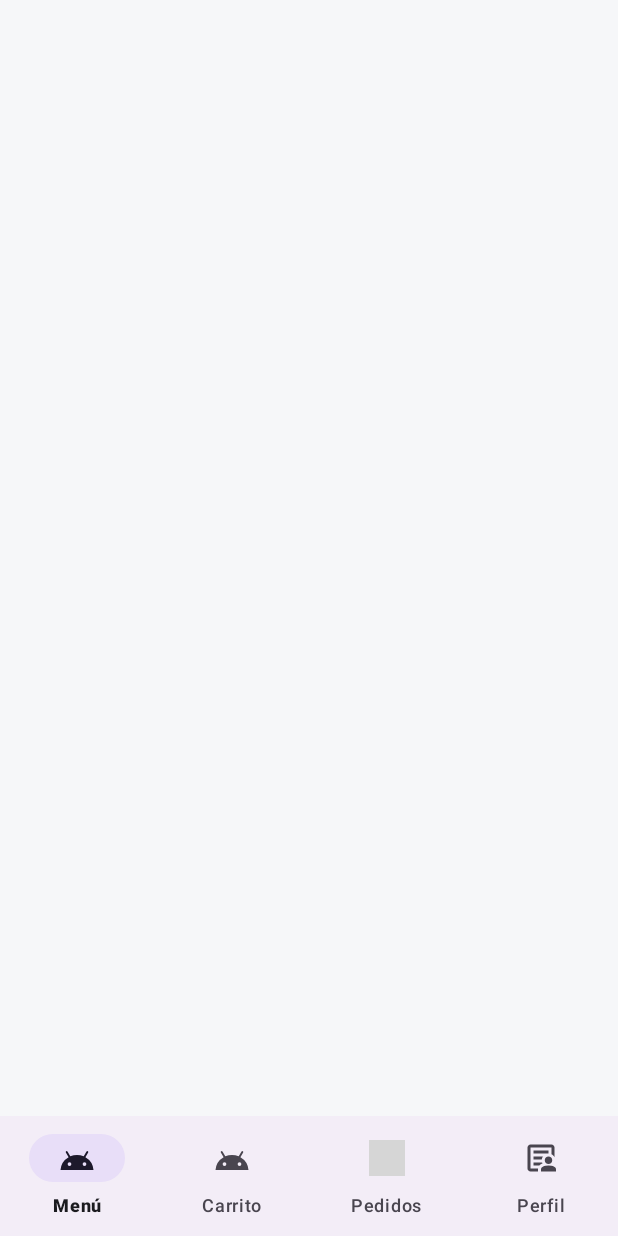
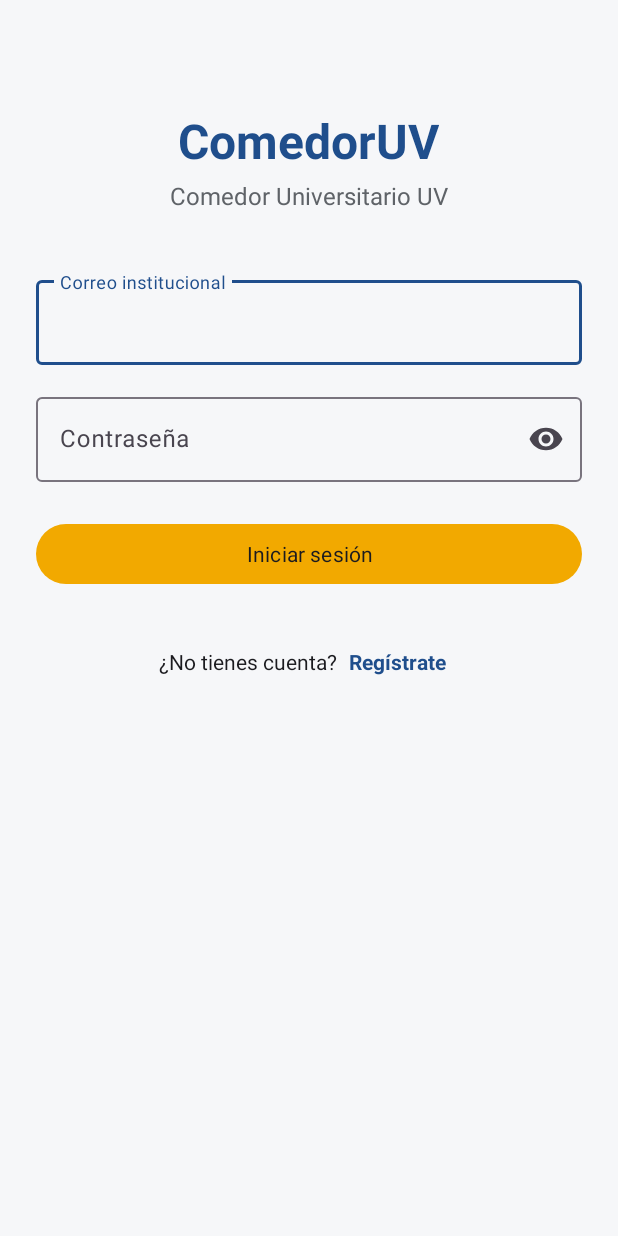
Before and after one commit to VladyThrash/App_Android_Comedor_Universitario_UV, an Android app: the screen it shows after launch (MainActivity), on a phone screen of 412 x 824 dp. Run offline under Robolectric (Android 15) with nearby library versions, the phone set to English and light mode, and no system bars; our stand-ins replace navigation-ui; grey boxes are pictures that could not be loaded.

Commit message:
feat(ui): agregar navegacion y fragments base

```diff
--- a/app/src/main/java/com/example/comedor_universitario_uv/MainActivity.kt
+++ b/app/src/main/java/com/example/comedor_universitario_uv/MainActivity.kt
@@ -1,20 +1,45 @@
 package com.example.comedor_universitario_uv
 
 import android.os.Bundle
+import android.view.View
 import androidx.activity.enableEdgeToEdge
 import androidx.appcompat.app.AppCompatActivity
 import androidx.core.view.ViewCompat
 import androidx.core.view.WindowInsetsCompat
+import androidx.navigation.fragment.NavHostFragment
+import androidx.navigation.ui.setupWithNavController
+import com.google.android.material.bottomnavigation.BottomNavigationView
 
+/**
+ * Actividad única de la app: aloja el NavHost y la barra de navegación inferior.
+ * La barra solo se muestra en los cuatro destinos principales.
+ */
 class MainActivity : AppCompatActivity() {
+
     override fun onCreate(savedInstanceState: Bundle?) {
         super.onCreate(savedInstanceState)
         enableEdgeToEdge()
         setContentView(R.layout.activity_main)
+
         ViewCompat.setOnApplyWindowInsetsListener(findViewById(R.id.main)) { v, insets ->
             val systemBars = insets.getInsets(WindowInsetsCompat.Type.systemBars())
             v.setPadding(systemBars.left, systemBars.top, systemBars.right, systemBars.bottom)
             insets
         }
+
+        val navHost = supportFragmentManager.findFragmentById(R.id.navHostFragment) as NavHostFragment
+        val navController = navHost.navController
+        val bottomNav = findViewById<BottomNavigationView>(R.id.bottomNav)
+        bottomNav.setupWithNavController(navController)
+
+        val destinosConBarra = setOf(
+            R.id.menuFragment,
+            R.id.carritoFragment,
+            R.id.pedidosFragment,
+            R.id.perfilFragment
+        )
+        navController.addOnDestinationChangedListener { _, destino, _ ->
+            bottomNav.visibility = if (destino.id in destinosConBarra) View.VISIBLE else View.GONE
+        }
     }
 }
--- /dev/null
+++ b/app/src/main/java/com/example/comedor_universitario_uv/ui/LoginFragment.kt
@@ -0,0 +1,30 @@
+package com.example.comedor_universitario_uv.ui
+
+import android.os.Bundle
+import android.view.View
+import androidx.fragment.app.Fragment
+import androidx.navigation.fragment.findNavController
+import androidx.navigation.navOptions
+import com.example.comedor_universitario_uv.R
+import com.example.comedor_universitario_uv.databinding.FragmentLoginBinding
+
+/** Pantalla de inicio de sesión. La autenticación real la conecta quien trabaja la base de datos. */
+class LoginFragment : Fragment(R.layout.fragment_login) {
+
+    override fun onViewCreated(view: View, savedInstanceState: Bundle?) {
+        val binding = FragmentLoginBinding.bind(view)
+
+        binding.btnIniciarSesion.setOnClickListener {
+            // TODO: validar credenciales (Firebase Authentication) antes de navegar
+            findNavController().navigate(
+                R.id.menuFragment,
+                null,
+                navOptions { popUpTo(R.id.loginFragment) { inclusive = true } }
+            )
+        }
+
+        binding.tvRegistrate.setOnClickListener {
+            findNavController().navigate(R.id.registroFragment)
+        }
+    }
+}
--- a/app/src/main/res/layout/activity_main.xml
+++ b/app/src/main/res/layout/activity_main.xml
@@ -6,7 +6,6 @@
     android:layout_width="match_parent"
     android:layout_height="match_parent">
 
-<!-- Agrega app:navGraph="@navigation/nav_graph" cuando exista el grafo de navegación -->
     <androidx.fragment.app.FragmentContainerView
         android:id="@+id/navHostFragment"
         android:name="androidx.navigation.fragment.NavHostFragment"
@@ -16,7 +15,8 @@
         app:layout_constraintBottom_toTopOf="@id/bottomNav"
         app:layout_constraintEnd_toEndOf="parent"
         app:layout_constraintStart_toStartOf="parent"
-    app:layout_constraintTop_toTopOf="parent" />
+        app:layout_constraintTop_toTopOf="parent"
+        app:navGraph="@navigation/nav_graph" />
 
     <com.google.android.material.bottomnavigation.BottomNavigationView
         android:id="@+id/bottomNav"
--- /dev/null
+++ b/app/src/main/res/navigation/nav_graph.xml
@@ -0,0 +1,57 @@
+<?xml version="1.0" encoding="utf-8"?>
+<!-- Los id de los 4 destinos de la barra inferior deben coincidir con menu_bottom_nav.xml -->
+<navigation
+    xmlns:android="http://schemas.android.com/apk/res/android"
+    xmlns:app="http://schemas.android.com/apk/res-auto"
+    xmlns:tools="http://schemas.android.com/tools"
+    android:id="@+id/nav_graph"
+    app:startDestination="@id/loginFragment">
+
+    <fragment
+        android:id="@+id/loginFragment"
+        android:name="com.example.comedor_universitario_uv.ui.LoginFragment"
+        android:label="Login"
+        tools:layout="@layout/fragment_login" />
+
+    <fragment
+        android:id="@+id/registroFragment"
+        android:name="com.example.comedor_universitario_uv.ui.RegistroFragment"
+        android:label="Registro"
+        tools:layout="@layout/fragment_registro" />
+
+    <fragment
+        android:id="@+id/menuFragment"
+        android:name="com.example.comedor_universitario_uv.ui.MenuFragment"
+        android:label="Menú"
+        tools:layout="@layout/fragment_menu" />
+
+    <fragment
+        android:id="@+id/detallePlatilloFragment"
+        android:name="com.example.comedor_universitario_uv.ui.DetallePlatilloFragment"
+        android:label="Detalle de platillo"
+        tools:layout="@layout/fragment_detalle_platillo" />
+
+    <fragment
+        android:id="@+id/carritoFragment"
+        android:name="com.example.comedor_universitario_uv.ui.CarritoFragment"
+        android:label="Carrito"
+        tools:layout="@layout/fragment_carrito" />
+
+    <fragment
+        android:id="@+id/comprobanteFragment"
+        android:name="com.example.comedor_universitario_uv.ui.ComprobanteFragment"
+        android:label="Comprobante"
+        tools:layout="@layout/fragment_comprobante" />
+
+    <fragment
+        android:id="@+id/pedidosFragment"
+        android:name="com.example.comedor_universitario_uv.ui.PedidosFragment"
+        android:label="Pedidos"
+        tools:layout="@layout/fragment_pedidos" />
+
+    <fragment
+        android:id="@+id/perfilFragment"
+        android:name="com.example.comedor_universitario_uv.ui.PerfilFragment"
+        android:label="Perfil"
+        tools:layout="@layout/fragment_perfil" />
+</navigation>
```
Also changed, not shown: app/src/main/java/com/example/comedor_universitario_uv/ui/CarritoFragment.kt (added, +21 -0 lines), app/src/main/java/com/example/comedor_universitario_uv/ui/ComprobanteFragment.kt (added, +22 -0 lines), app/src/main/java/com/example/comedor_universitario_uv/ui/DetallePlatilloFragment.kt (added, +37 -0 lines), app/src/main/java/com/example/comedor_universitario_uv/ui/MenuFragment.kt (added, +22 -0 lines), app/src/main/java/com/example/comedor_universitario_uv/ui/PedidosFragment.kt (added, +7 -0 lines), app/src/main/java/com/example/comedor_universitario_uv/ui/PerfilFragment.kt (added, +26 -0 lines), app/src/main/java/com/example/comedor_universitario_uv/ui/RegistroFragment.kt (added, +25 -0 lines). Lines whose indentation alone changed are shown as unchanged.
